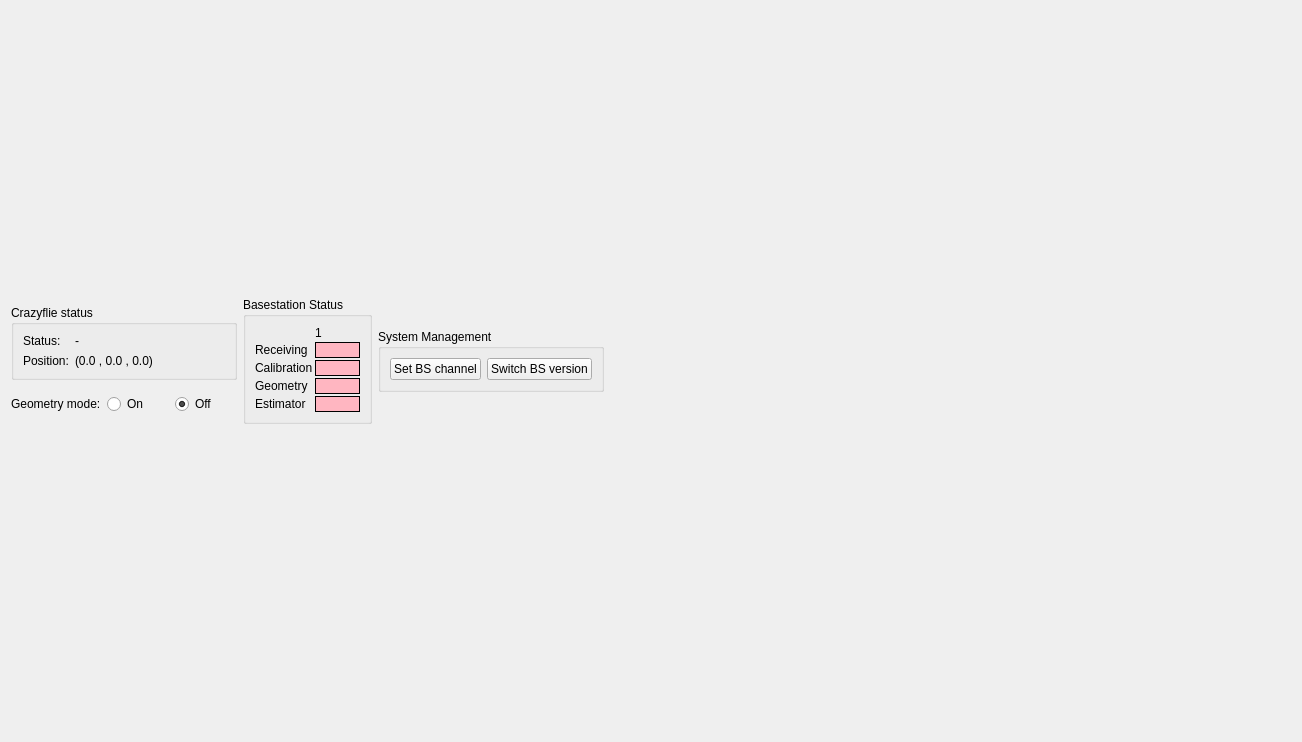
bitcraze/crazyflie-clients-python, file src/cfclient/ui/tabs/lighthouse_tab.ui: the form before one commit.
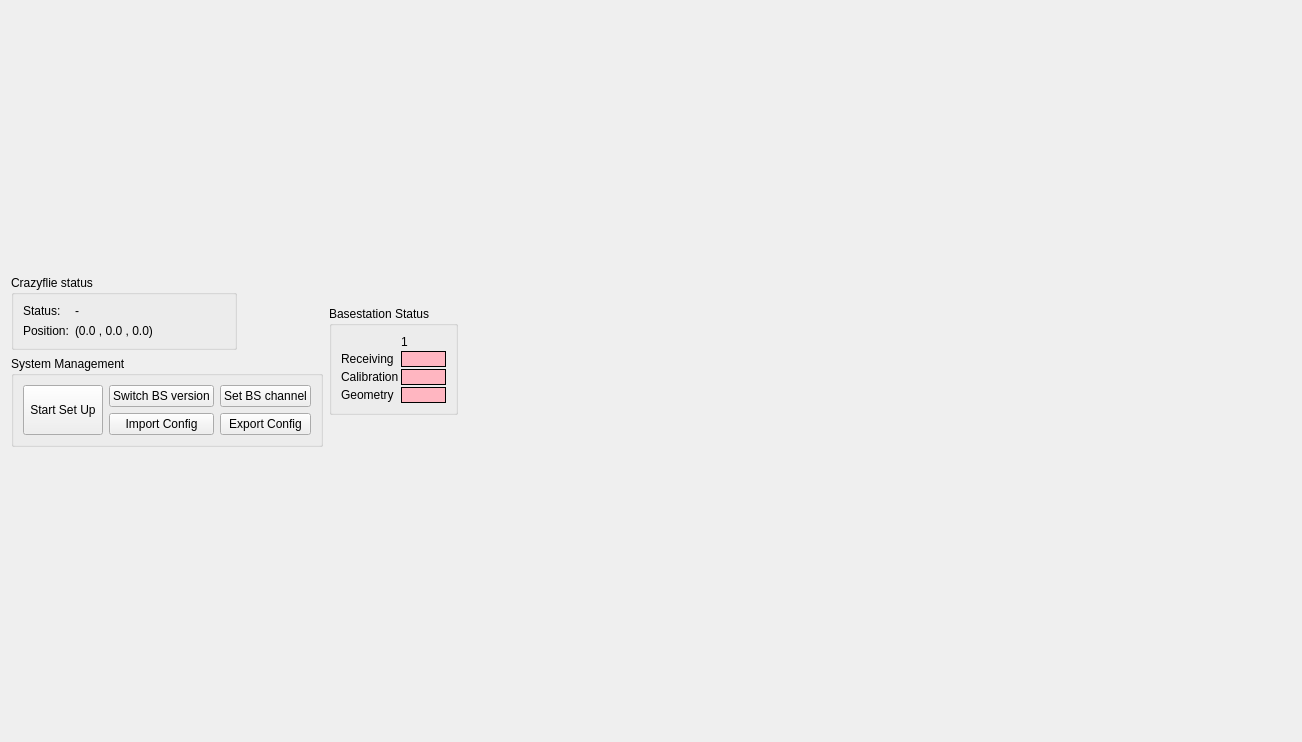
The form after the commit.

Commit message: First steps of joes new design

Patch:
```diff
--- a/src/cfclient/ui/tabs/lighthouse_tab.ui
+++ b/src/cfclient/ui/tabs/lighthouse_tab.ui
@@ -21,112 +21,9 @@
   </property>
   <layout class="QVBoxLayout" name="verticalLayout_5">
    <item>
-    <layout class="QHBoxLayout" name="horizontalLayout_8">
-     <item>
-      <layout class="QVBoxLayout" name="verticalLayout_2">
-       <item>
-        <widget class="QGroupBox" name="groupBox_4">
-         <property name="sizePolicy">
-          <sizepolicy hsizetype="Maximum" vsizetype="Maximum">
-           <horstretch>0</horstretch>
-           <verstretch>0</verstretch>
-          </sizepolicy>
-         </property>
-         <property name="minimumSize">
-          <size>
-           <width>0</width>
-           <height>0</height>
-          </size>
-         </property>
-         <property name="title">
-          <string>Crazyflie status</string>
-         </property>
-         <property name="alignment">
-          <set>Qt::AlignmentFlag::AlignLeading|Qt::AlignmentFlag::AlignLeft|Qt::AlignmentFlag::AlignTop</set>
-         </property>
-         <layout class="QGridLayout" name="gridLayout">
-          <item row="1" column="1">
-           <widget class="QLabel" name="_status_position">
-            <property name="minimumSize">
-             <size>
-              <width>150</width>
-              <height>0</height>
-             </size>
-            </property>
-            <property name="frameShape">
-             <enum>QFrame::Shape::NoFrame</enum>
-            </property>
-            <property name="text">
-             <string>(0.0 , 0.0 , 0.0)</string>
-            </property>
-           </widget>
-          </item>
-          <item row="1" column="0">
-           <widget class="QLabel" name="label_7">
-            <property name="text">
-             <string>Position:</string>
-            </property>
-           </widget>
-          </item>
-          <item row="0" column="0">
-           <widget class="QLabel" name="label_2">
-            <property name="text">
-             <string>Status:</string>
-            </property>
-           </widget>
-          </item>
-          <item row="0" column="1">
-           <widget class="QLabel" name="_status_status">
-            <property name="sizePolicy">
-             <sizepolicy hsizetype="Minimum" vsizetype="Minimum">
-              <horstretch>0</horstretch>
-              <verstretch>0</verstretch>
-             </sizepolicy>
-            </property>
-            <property name="text">
-             <string>-</string>
-            </property>
-            <property name="wordWrap">
-             <bool>true</bool>
-            </property>
-           </widget>
-          </item>
-         </layout>
-        </widget>
-       </item>
-       <item>
-        <layout class="QHBoxLayout" name="_mode_group">
-         <property name="sizeConstraint">
-          <enum>QLayout::SizeConstraint::SetMaximumSize</enum>
-         </property>
-         <item>
-          <widget class="QLabel" name="label">
-           <property name="text">
-            <string>Geometry mode:</string>
-           </property>
-          </widget>
-         </item>
-         <item>
-          <widget class="QRadioButton" name="_geo_mode_button">
-           <property name="text">
-            <string>On</string>
-           </property>
-          </widget>
-         </item>
-         <item>
-          <widget class="QRadioButton" name="_flying_mode_button">
-           <property name="text">
-            <string>Off</string>
-           </property>
-           <property name="checked">
-            <bool>true</bool>
-           </property>
-          </widget>
-         </item>
-        </layout>
-       </item>
-      </layout>
-     </item>
+    <layout class="QGridLayout" name="gridLayout_2">
+     <item row="0" column="2">
+      <layout class="QVBoxLayout" name="verticalLayout_3">
      <item>
       <widget class="QGroupBox" name="_base_station_group_box">
        <property name="enabled">
@@ -159,16 +56,10 @@
           <property name="spacing">
            <number>2</number>
           </property>
-          <item row="2" column="1">
-           <widget class="QLabel" name="label_25">
-            <property name="styleSheet">
-             <string notr="true">background-color: lightpink;</string>
-            </property>
-            <property name="frameShape">
-             <enum>QFrame::Shape::Box</enum>
-            </property>
+            <item row="1" column="0">
+             <widget class="QLabel" name="label_28">
             <property name="text">
-             <string/>
+               <string>Receiving</string>
             </property>
            </widget>
           </item>
@@ -192,46 +83,6 @@
             </property>
            </widget>
           </item>
-          <item row="1" column="0">
-           <widget class="QLabel" name="label_28">
-            <property name="text">
-             <string>Receiving</string>
-            </property>
-           </widget>
-          </item>
-          <item row="1" column="1">
-           <widget class="QLabel" name="label_29">
-            <property name="styleSheet">
-             <string notr="true">background-color: lightpink;</string>
-            </property>
-            <property name="frameShape">
-             <enum>QFrame::Shape::Box</enum>
-            </property>
-            <property name="text">
-             <string/>
-            </property>
-           </widget>
-          </item>
-          <item row="4" column="1">
-           <widget class="QLabel" name="label_30">
-            <property name="styleSheet">
-             <string notr="true">background-color: lightpink;</string>
-            </property>
-            <property name="frameShape">
-             <enum>QFrame::Shape::Box</enum>
-            </property>
-            <property name="text">
-             <string/>
-            </property>
-           </widget>
-          </item>
-          <item row="4" column="0">
-           <widget class="QLabel" name="label_31">
-            <property name="text">
-             <string>Estimator</string>
-            </property>
-           </widget>
-          </item>
           <item row="2" column="0">
            <widget class="QLabel" name="label_32">
             <property name="text">
@@ -239,6 +90,26 @@
             </property>
            </widget>
           </item>
+            <item row="0" column="0">
+             <widget class="QLabel" name="label_34">
+              <property name="text">
+               <string/>
+              </property>
+             </widget>
+            </item>
+            <item row="1" column="1">
+             <widget class="QLabel" name="label_29">
+              <property name="styleSheet">
+               <string notr="true">background-color: lightpink;</string>
+              </property>
+              <property name="frameShape">
+               <enum>QFrame::Shape::Box</enum>
+              </property>
+              <property name="text">
+               <string/>
+              </property>
+             </widget>
+            </item>
           <item row="3" column="1">
            <widget class="QLabel" name="label_33">
             <property name="styleSheet">
@@ -252,14 +123,94 @@
             </property>
            </widget>
           </item>
-          <item row="0" column="0">
-           <widget class="QLabel" name="label_34">
+            <item row="2" column="1">
+             <widget class="QLabel" name="label_25">
+              <property name="styleSheet">
+               <string notr="true">background-color: lightpink;</string>
+              </property>
+              <property name="frameShape">
+               <enum>QFrame::Shape::Box</enum>
+              </property>
             <property name="text">
              <string/>
             </property>
            </widget>
           </item>
          </layout>
+          </item>
+         </layout>
+        </widget>
+       </item>
+      </layout>
+     </item>
+     <item row="0" column="0">
+      <layout class="QVBoxLayout" name="verticalLayout_2">
+       <item>
+        <widget class="QGroupBox" name="groupBox_4">
+         <property name="sizePolicy">
+          <sizepolicy hsizetype="Maximum" vsizetype="Maximum">
+           <horstretch>0</horstretch>
+           <verstretch>0</verstretch>
+          </sizepolicy>
+         </property>
+         <property name="minimumSize">
+          <size>
+           <width>0</width>
+           <height>0</height>
+          </size>
+         </property>
+         <property name="title">
+          <string>Crazyflie status</string>
+         </property>
+         <property name="alignment">
+          <set>Qt::AlignmentFlag::AlignLeading|Qt::AlignmentFlag::AlignLeft|Qt::AlignmentFlag::AlignTop</set>
+         </property>
+         <layout class="QGridLayout" name="gridLayout">
+          <item row="0" column="0">
+           <widget class="QLabel" name="label_2">
+            <property name="text">
+             <string>Status:</string>
+            </property>
+           </widget>
+          </item>
+          <item row="0" column="1">
+           <widget class="QLabel" name="_status_status">
+            <property name="sizePolicy">
+             <sizepolicy hsizetype="Minimum" vsizetype="Minimum">
+              <horstretch>0</horstretch>
+              <verstretch>0</verstretch>
+             </sizepolicy>
+            </property>
+            <property name="text">
+             <string>-</string>
+            </property>
+            <property name="wordWrap">
+             <bool>true</bool>
+            </property>
+           </widget>
+          </item>
+          <item row="1" column="0">
+           <widget class="QLabel" name="label_7">
+            <property name="text">
+             <string>Position:</string>
+            </property>
+           </widget>
+          </item>
+          <item row="1" column="1">
+           <widget class="QLabel" name="_status_position">
+            <property name="minimumSize">
+             <size>
+              <width>150</width>
+              <height>0</height>
+             </size>
+            </property>
+            <property name="frameShape">
+             <enum>QFrame::Shape::NoFrame</enum>
+            </property>
+            <property name="text">
+             <string>(0.0 , 0.0 , 0.0)</string>
+            </property>
+           </widget>
         </item>
        </layout>
       </widget>
@@ -291,29 +242,71 @@
         <item>
          <layout class="QVBoxLayout" name="verticalLayout_4" stretch="0">
           <item>
-           <layout class="QHBoxLayout" name="horizontalLayout_6">
-            <item>
-             <widget class="QPushButton" name="_manage_basestation_mode_button">
+             <layout class="QGridLayout" name="gridLayout_4">
+              <item row="0" column="0">
+               <widget class="QPushButton" name="_set_up_button">
+                <property name="sizePolicy">
+                 <sizepolicy hsizetype="Minimum" vsizetype="Minimum">
+                  <horstretch>0</horstretch>
+                  <verstretch>0</verstretch>
+                 </sizepolicy>
+                </property>
+                <property name="minimumSize">
+                 <size>
+                  <width>0</width>
+                  <height>0</height>
+                 </size>
+                </property>
               <property name="text">
-               <string>Set BS channel</string>
-              </property>
-             </widget>
-            </item>
-            <item>
+                 <string>Start Set Up</string>
+                </property>
+                <property name="checkable">
+                 <bool>true</bool>
+                </property>
+               </widget>
+              </item>
+              <item row="0" column="1">
+               <layout class="QGridLayout" name="gridLayout_3">
+                <item row="1" column="0">
+                 <widget class="QPushButton" name="_import_config_button">
+                  <property name="text">
+                   <string>Import Config</string>
+                  </property>
+                 </widget>
+                </item>
+                <item row="0" column="0">
              <widget class="QPushButton" name="_change_system_type_button">
               <property name="text">
                <string>Switch BS version</string>
               </property>
              </widget>
             </item>
+                <item row="0" column="1">
+                 <widget class="QPushButton" name="_manage_basestation_mode_button">
+                  <property name="text">
+                   <string>Set BS channel</string>
+                  </property>
+                 </widget>
+                </item>
+                <item row="1" column="1">
+                 <widget class="QPushButton" name="_export_config_button">
+                  <property name="text">
+                   <string>Export Config</string>
+                  </property>
+                 </widget>
+                </item>
            </layout>
           </item>
          </layout>
         </item>
        </layout>
-      </widget>
-     </item>
-     <item>
+          </item>
+         </layout>
+        </widget>
+       </item>
+      </layout>
+     </item>
+     <item row="0" column="4">
       <spacer name="horizontalSpacer_2">
        <property name="orientation">
         <enum>Qt::Orientation::Horizontal</enum>
```
Lines whose indentation alone changed are shown as unchanged. The commit also changes 5 other files.
